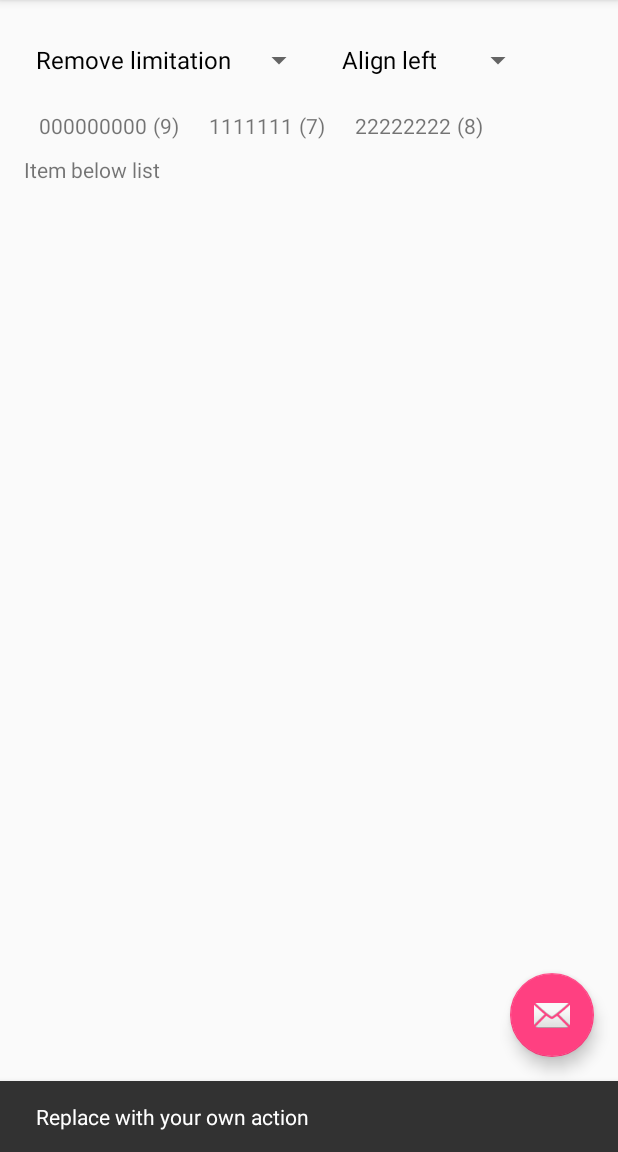
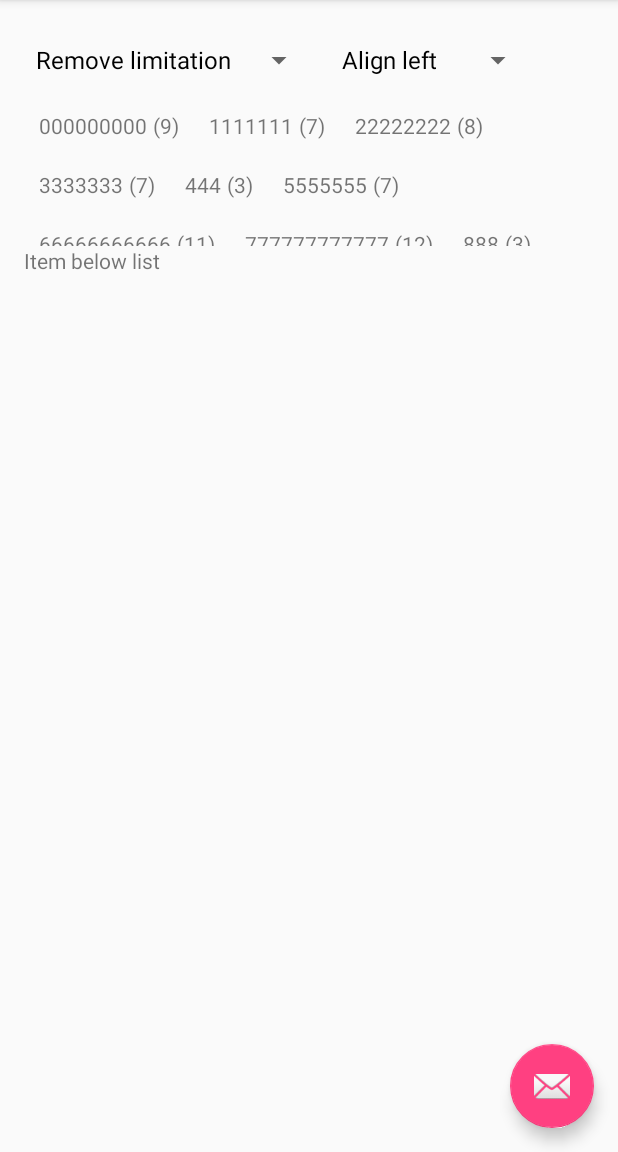
Before and after one commit to xiaofeng-han/AndroidLibs, an Android app: the screen it shows after launch (MainActivity), after a tap on an icon or button, on a phone screen of 412 x 824 dp, the part 84-1236 px from its top. Run offline under Robolectric (Android 15) with nearby library versions, the phone set to English and light mode, and no system bars.

Commit message:
honor layout params height WRAP_CONTENT

```diff
--- a/app/src/main/java/com/xiaofeng/androidlibs/MainActivity.java
+++ b/app/src/main/java/com/xiaofeng/androidlibs/MainActivity.java
@@ -13,6 +13,7 @@ import android.support.v7.app.ActionBarDrawerToggle;
 import android.support.v7.app.AppCompatActivity;
 import android.support.v7.widget.Toolbar;
 import android.view.MenuItem;
+import android.view.ViewGroup;
 import android.widget.AdapterView;
 import android.widget.ArrayAdapter;
 import android.widget.Spinner;
@@ -36,8 +37,13 @@ public class MainActivity extends AppCompatActivity {
 		fab.setOnClickListener(new View.OnClickListener() {
 			@Override
 			public void onClick(View view) {
-				Snackbar.make(view, "Replace with your own action", Snackbar.LENGTH_LONG)
-						.setAction("Action", null).show();
+				ViewGroup.LayoutParams layoutParams = recyclerView.getLayoutParams();
+				if (layoutParams.height == ViewGroup.LayoutParams.WRAP_CONTENT) {
+					layoutParams.height = 150;
+				} else {
+					layoutParams.height = ViewGroup.LayoutParams.WRAP_CONTENT;
+				}
+				recyclerView.setLayoutParams(layoutParams);
 			}
 		});
 		init();
@@ -79,7 +85,7 @@ public class MainActivity extends AppCompatActivity {
 		flowLayoutManager = new FlowLayoutManager();
 		flowLayoutManager.setAutoMeasureEnabled(true);
 		recyclerView.setLayoutManager(flowLayoutManager);
-		recyclerView.setAdapter(new TagAdapter(DemoUtil.generate(3, 3, 13)));
+		recyclerView.setAdapter(new TagAdapter(DemoUtil.generate(10, 3, 13)));
 	}
 
 	private void updateListBySpinners() {
```
